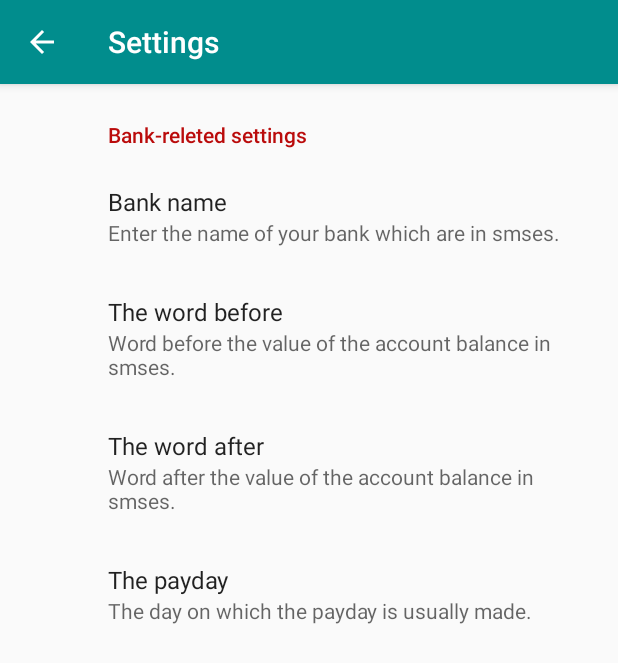
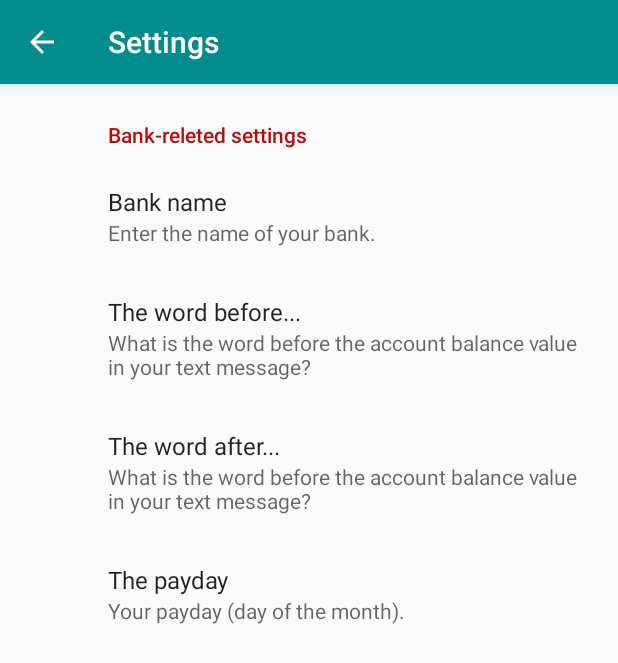
Before and after one commit to RomanJunczys/MyExpenses, an Android app: the SettingsActivity screen opened directly, with no data from a screen before it, on a phone screen of 412 x 824 dp. Shown: the top 663 px of the screen. Run offline under Robolectric (Android 15) with nearby library versions, the phone set to English and light mode, and no system bars; our stand-ins replace androidx.preference.

Commit message:
Some language corrections

```diff
--- a/app/src/main/res/xml/root_preferences.xml
+++ b/app/src/main/res/xml/root_preferences.xml
@@ -8,28 +8,28 @@
             android:key="key_bank_name_preference"
             android:selectAllOnFocus="true"
             android:singleLine="true"
-            android:summary="Enter the name of your bank which are in smses."
+            android:summary="Enter the name of your bank."
             android:title="@string/str_bank_name_preference" />
         <EditTextPreference
             android:defaultValue="wynosi "
             android:key="key_word_before_value_preference"
             android:selectAllOnFocus="true"
             android:singleLine="true"
-            android:summary="Word before the value of the account balance in smses."
-            android:title="The word before" />
+            android:summary="What is the word before the account balance value in your text message?"
+            android:title="The word before..." />
         <EditTextPreference
             android:defaultValue=" PLN"
             android:key="key_word_after_value_preference"
             android:selectAllOnFocus="true"
             android:singleLine="true"
-            android:summary="Word after the value of the account balance in smses."
-            android:title="The word after" />
+            android:summary="What is the word before the account balance value in your text message?"
+            android:title="The word after..." />
         <EditTextPreference
             android:defaultValue="26"
             android:key="key_payday_preference"
             android:selectAllOnFocus="true"
             android:singleLine="true"
-            android:summary="The day on which the payday is usually made."
+            android:summary="Your payday (day of the month)."
             android:title="The payday" />
     </PreferenceCategory>
 
```
